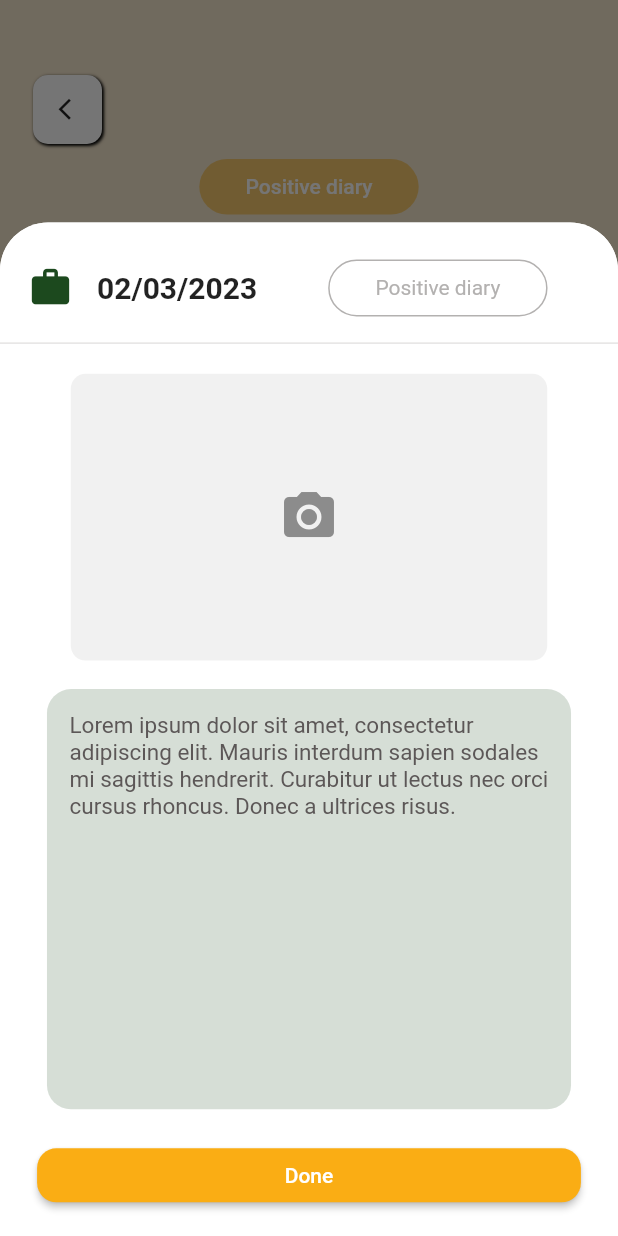
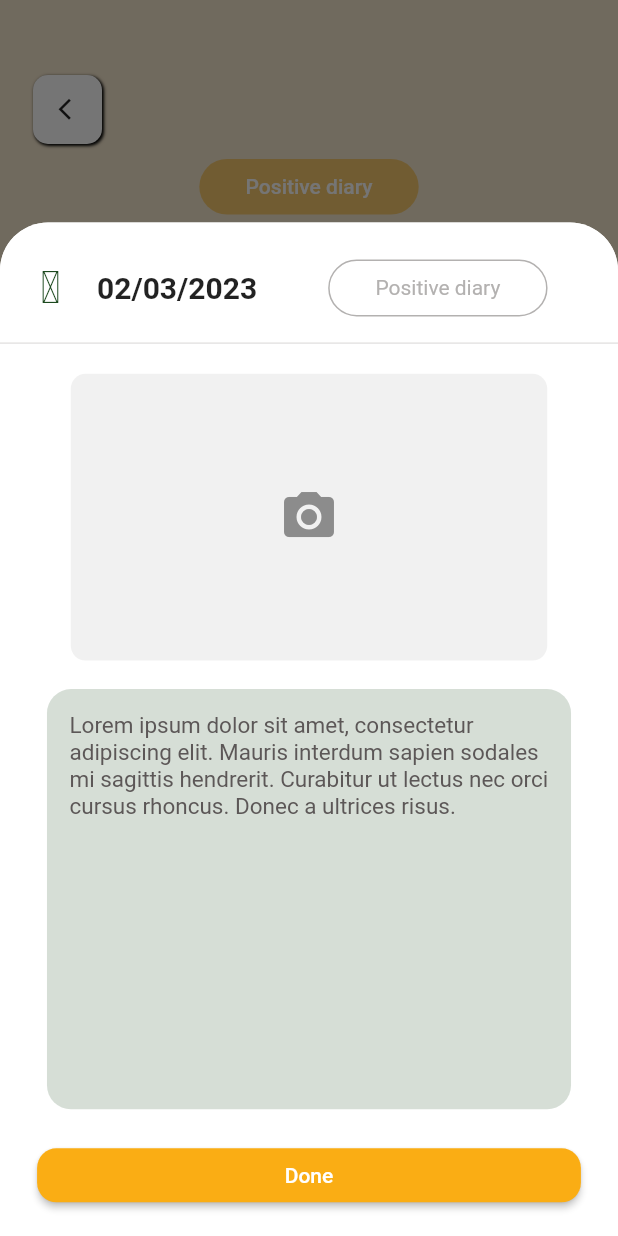
Before and after one commit to GDSC-UIT/remood-frontend, a Flutter app: the ReadDiaryFreshmood screen opened by its route, after a tap on an icon or button, on a phone screen of 412 x 824 dp. Run offline on Flutter 3.47's test engine with Material 2 defaults, Android fonts, the phone set to English and light mode, and no system bars; our stand-ins replace flutter_calendar_carousel, flutter_slidable, get, google_fonts, hive, hive_flutter and 1 more; missing offline and left inert: passcode_screen; accounts and stored records are empty.

Commit message:
Update diary model

```diff
--- a/lib/app/data/models/diary.dart
+++ b/lib/app/data/models/diary.dart
@@ -12,9 +12,9 @@ class Diary extends HiveObject {
   @HiveField(1)
   DateTime date;
   @HiveField(2)
-  IconData icon;
+  int icon;
   @HiveField(3)
-  Color diaryColor;
+  int diaryColor;
   @HiveField(4)
   String title;
   @HiveField(5)
--- a/lib/app/data/models/list_positive_diary.dart
+++ b/lib/app/data/models/list_positive_diary.dart
@@ -9,40 +9,40 @@ class ListPositveDiary {
       diary:
           "Lorem ipsum dolor sit amet, consectetur adipiscing elit. Mauris interdum sapien sodales mi sagittis hendrerit. Curabitur ut lectus nec orci cursus rhoncus. Donec a ultrices risus. ",
       date: DateTime.now(),
-      diaryColor: AppColors.lightGreen18,
-      icon: Icons.work,
+      diaryColor: AppColors.lightGreen18.value,
+      icon: Icons.work.codePoint,
       title: "Work",
     ),
     Diary(
       diary:
           "Mauris interdum sapien sodales mi sagittis hendrerit. Curabitur ut lectus nec orci cursus rhoncus. Donec a ultrices risus. ",
       date: DateTime.now(),
-      diaryColor: AppColors.lightGreen18,
-      icon: Icons.work,
+      diaryColor: AppColors.lightGreen18.value,
+      icon: Icons.work.codePoint,
       title: "Work",
     ),
     Diary(
       diary:
           "Lorem ipsum dolor sit amet, consectetur adipiscing elit. Mauris interdum sapien sodales mi sagittis hendrerit. Curabitur ut lectus nec orci cursus rhoncus. Donec a ultrices risus. ",
       date: DateTime.now(),
-      diaryColor: AppColors.lightGreen18,
-      icon: Icons.work,
+      diaryColor: AppColors.lightGreen18.value,
+      icon: Icons.work.codePoint,
       title: "Love",
     ),
     Diary(
       diary:
           "Lorem ipsum dolor sit amet, consectetur adipiscing elit. Mauris interdum sapien sodales mi sagittis hendrerit. Curabitur ut lectus nec orci cursus rhoncus. Donec a ultrices risus. ",
       date: DateTime.now(),
-      diaryColor: AppColors.lightGreen18,
-      icon: Icons.work,
+      diaryColor: AppColors.lightGreen18.value,
+      icon: Icons.work.codePoint,
       title: "Love",
     ),
     Diary(
       diary:
           "Lorem ipsum dolor sit amet, consectetur adipiscing elit. Mauris interdum sapien sodales mi sagittis hendrerit. Curabitur ut lectus nec orci cursus rhoncus. Donec a ultrices risus. ",
       date: DateTime.now(),
-      diaryColor: AppColors.lightGreen18,
-      icon: Icons.work,
+      diaryColor: AppColors.lightGreen18.value,
+      icon: Icons.work.codePoint,
       title: "Work",
     ),
   ];
@@ -53,16 +53,16 @@ class ListPositveDiary {
         diary:
             "Lorem ipsum dolor sit amet, consectetur adipiscing elit. Mauris interdum sapien sodales mi sagittis hendrerit. Curabitur ut lectus nec orci cursus rhoncus. Donec a ultrices risus. ",
         date: DateTime.now(),
-        diaryColor: AppColors.lightGreen18,
-        icon: Icons.work,
+        diaryColor: AppColors.lightGreen18.value,
+        icon: Icons.work.codePoint,
         title: "Work",
       ),
       Diary(
         diary:
             "Mauris interdum sapien sodales mi sagittis hendrerit. Curabitur ut lectus nec orci cursus rhoncus. Donec a ultrices risus. ",
         date: DateTime.utc(2022, 12, 9),
-        diaryColor: AppColors.lightGreen18,
-        icon: Icons.work,
+        diaryColor: AppColors.lightGreen18.value,
+        icon: Icons.work.codePoint,
         title: "Work",
       ),
     ];
--- a/lib/app/global_widgets/card_diary.dart
+++ b/lib/app/global_widgets/card_diary.dart
@@ -14,7 +14,7 @@ class DiaryCard extends StatelessWidget {
       width: _screenWidth * 0.723,
       height: _screenHeight * 0.167,
       decoration: BoxDecoration(
-        color: diary.diaryColor,
+        color: Color(diary.diaryColor),
         borderRadius: BorderRadius.circular(16),
       ),
       child: Padding(
@@ -25,8 +25,8 @@ class DiaryCard extends StatelessWidget {
             Row(
               children: [
                 Icon(
-                  diary.icon,
-                  color: diary.diaryColor.withOpacity(1),
+                  IconData(diary.icon),
+                  color: Color(diary.diaryColor).withOpacity(1),
                 ),
                 const SizedBox(
                   width: 7,
--- a/lib/app/modules/freshmood/sad_screens/widgets/bottom_sheet_read_diary_freshmood.dart
+++ b/lib/app/modules/freshmood/sad_screens/widgets/bottom_sheet_read_diary_freshmood.dart
@@ -46,17 +46,17 @@ class SheetReadDiaryFreshmood extends StatelessWidget {
               children: [
 // Icon
                 Icon(
-                  id == 0
+                  IconData(id == 0
                       ? ListPositveDiary
                           .listPositiveDiary[currentDiary.value].icon
                       : ListNegativeDiary
-                          .listNegativeDiary[currentDiary.value].icon,
+                          .listNegativeDiary[currentDiary.value].icon),
                   color: id == 0
-                      ? ListPositveDiary
-                          .listPositiveDiary[currentDiary.value].diaryColor
+                      ? Color(ListPositveDiary
+                              .listPositiveDiary[currentDiary.value].diaryColor)
                           .withOpacity(1)
-                      : ListNegativeDiary
-                          .listNegativeDiary[currentDiary.value].diaryColor
+                      : Color(ListNegativeDiary
+                              .listNegativeDiary[currentDiary.value].diaryColor)
                           .withOpacity(1),
                   size: 30,
                 ),
@@ -150,11 +150,11 @@ class SheetReadDiaryFreshmood extends StatelessWidget {
             height: _screenHeight * 0.34,
             decoration: BoxDecoration(
               borderRadius: BorderRadius.circular(16),
-              color: id == 0
+              color: Color(id == 0
                   ? ListPositveDiary
                       .listPositiveDiary[currentDiary.value].diaryColor
                   : ListNegativeDiary
-                      .listNegativeDiary[currentDiary.value].diaryColor,
+                      .listNegativeDiary[currentDiary.value].diaryColor),
             ),
             child: Padding(
               padding: const EdgeInsets.all(15),
--- a/lib/app/modules/splash/screens/splash_screen.dart
+++ b/lib/app/modules/splash/screens/splash_screen.dart
@@ -16,12 +16,11 @@ class SplashScreen extends StatefulWidget {
 class _SplashScreenState extends State<SplashScreen> {
   @override
   void initState() {
-    // TODO: implement initState
-    super.initState();
     Timer(
       const Duration(seconds: 2),
       () => Get.toNamed(AppRoutes.home),
     );
+    super.initState();
   }
 
   @override
--- a/lib/app/modules/write_diary/diary_controller.dart
+++ b/lib/app/modules/write_diary/diary_controller.dart
@@ -67,8 +67,8 @@ class DiaryController extends GetxController {
     Diary addDiary = Diary(
       diary: diaryNote.text.trim(),
       date: addDate,
-      diaryColor: colorDiary.value,
-      icon: iconTopic.value,
+      diaryColor: colorDiary.value.value,
+      icon: iconTopic.value.codePoint,
       title: titleDiary.value,
       image: image == null ? null : image!.path,
     );
--- a/lib/app/routes/app_pages.dart
+++ b/lib/app/routes/app_pages.dart
@@ -70,10 +70,5 @@ abstract class AppPages {
       page: () => const ReportScreen(),
       binding: ReportBinding(),
     ),
-    GetPage(
-      name: AppRoutes.splash,
-      page: () => const SplashScreen(),
-      binding: SplashBinding(),
-    ),
   ];
 }
```
Also changed, not shown: lib/app/data/models/list_negative_diary.dart (+4 -4 lines), lib/app/modules/read_diary/widgets/bottom_sheet_read_diary.dart (+10 -11 lines), lib/app/data/models/diary.g.dart.
